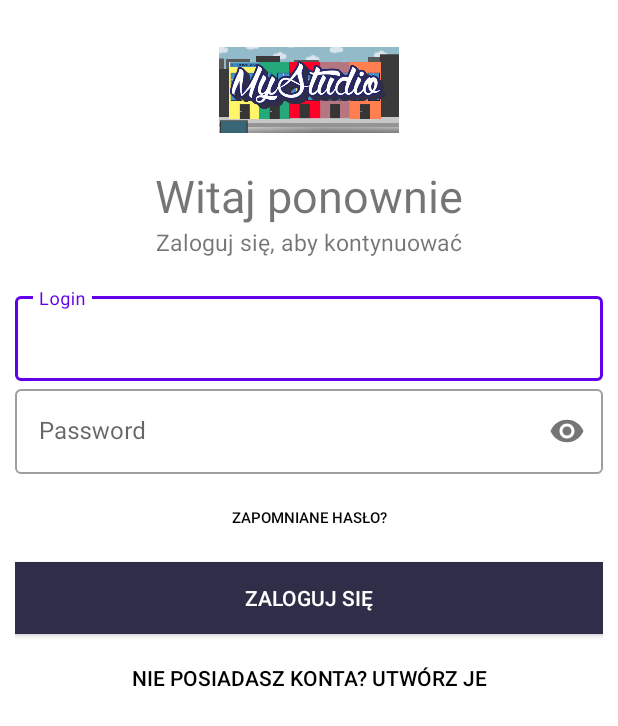
After one commit to KatarzynaKapusta/Studio-graficzne, an Android app: the activity_logowanie screen opened directly, with no data from a screen before it, on a phone screen of 412 x 824 dp. The commit adds this screen. Shown: the top 726 px of the screen. Run offline under Robolectric (Android 15) with nearby library versions, the phone set to English and light mode, and no system bars.

Commit message:
Dodanie ekranów logowania i rejestracji (bez połączenia z bazą)

```diff
--- /dev/null
+++ b/app/src/main/java/com/example/studiograficzne/activity_logowanie.java
@@ -0,0 +1,38 @@
+package com.example.studiograficzne;
+
+import androidx.appcompat.app.AppCompatActivity;
+
+import android.content.Intent;
+import android.os.Bundle;
+import android.view.View;
+import android.view.Window;
+import android.view.WindowManager;
+import android.widget.Button;
+
+import com.google.android.material.textfield.TextInputLayout;
+
+public class activity_logowanie extends AppCompatActivity {
+
+    private Button button_nie_masz_konta;
+    TextInputLayout login_logowanie,haslo_logowanie;
+
+    @Override
+    protected void onCreate(Bundle savedInstanceState) {
+        super.onCreate(savedInstanceState);
+        getWindow().setFlags(WindowManager.LayoutParams.FLAG_FULLSCREEN, WindowManager.LayoutParams.FLAG_FULLSCREEN);
+        setContentView(R.layout.activity_logowanie);
+
+        button_nie_masz_konta = (Button) findViewById(R.id.button_przejdz_do_rejestracji_z_logowania);
+        button_nie_masz_konta.setOnClickListener(new View.OnClickListener() {
+            @Override
+            public void onClick(View view) {
+                openActivityNieMaszKonta();
+            }
+        });
+    }
+
+    private void openActivityNieMaszKonta() {
+        Intent intent = new Intent(this, activity_rejestracja.class);
+        startActivity(intent);
+    }
+}
--- /dev/null
+++ b/app/src/main/res/layout/activity_logowanie.xml
@@ -0,0 +1,90 @@
+<?xml version="1.0" encoding="utf-8"?>
+<LinearLayout xmlns:android="http://schemas.android.com/apk/res/android"
+    xmlns:app="http://schemas.android.com/apk/res-auto"
+    xmlns:tools="http://schemas.android.com/tools"
+    android:layout_width="match_parent"
+    android:layout_height="match_parent"
+    tools:context=".activity_logowanie"
+    android:orientation="vertical"
+    android:gravity="center_horizontal"
+    android:background="#fff"
+    android:padding="10dp">
+
+    <ImageView
+        android:layout_width="120dp"
+        android:layout_height="100dp"
+        android:src="@drawable/rejestracja_logo"/>
+    <TextView
+        android:layout_width="wrap_content"
+        android:layout_height="wrap_content"
+        android:text="Witaj ponownie"
+        android:textSize="30sp"/>
+    <TextView
+        android:layout_width="wrap_content"
+        android:layout_height="wrap_content"
+        android:text="Zaloguj się, aby kontynuować"
+        android:textSize="15sp"/>
+
+    <LinearLayout
+        android:layout_width="match_parent"
+        android:layout_height="wrap_content"
+        android:orientation="vertical"
+        android:layout_marginTop="20dp">
+
+        <com.google.android.material.textfield.TextInputLayout
+            android:id="@+id/login_logowanie"
+            android:layout_width="match_parent"
+            android:layout_height="wrap_content"
+            android:hint="Login"
+            style="@style/Widget.MaterialComponents.TextInputLayout.OutlinedBox">
+
+            <com.google.android.material.textfield.TextInputEditText
+                android:layout_width="match_parent"
+                android:layout_height="wrap_content"
+                android:inputType="text"/>
+
+        </com.google.android.material.textfield.TextInputLayout>
+
+        <com.google.android.material.textfield.TextInputLayout
+            android:id="@+id/password"
+            android:layout_width="match_parent"
+            android:layout_height="wrap_content"
+            android:hint="Password"
+            app:passwordToggleEnabled="true"
+            style="@style/Widget.MaterialComponents.TextInputLayout.OutlinedBox">
+
+            <com.google.android.material.textfield.TextInputEditText
+                android:layout_width="match_parent"
+                android:layout_height="wrap_content"
+                android:inputType="textPassword"/>
+
+        </com.google.android.material.textfield.TextInputLayout>
+
+    </LinearLayout>
+    <androidx.appcompat.widget.AppCompatButton
+        android:layout_width="match_parent"
+        android:layout_height="wrap_content"
+        android:text="Zapomniane hasło?"
+        android:textSize="10dp"
+        android:background="#00000000"
+        android:textColor="#000"
+        android:layout_marginTop="5dp"/>
+
+    <androidx.appcompat.widget.AppCompatButton
+        android:layout_width="match_parent"
+        android:layout_height="wrap_content"
+        android:text="Zaloguj się"
+        android:background="#2e2e48"
+        android:textColor="#fff"
+        android:layout_marginTop="5dp"/>
+
+    <androidx.appcompat.widget.AppCompatButton
+        android:id="@+id/button_przejdz_do_rejestracji_z_logowania"
+        android:layout_width="match_parent"
+        android:layout_height="wrap_content"
+        android:text="Nie posiadasz konta? Utwórz je"
+        android:background="#00000000"
+        android:textColor="#000"
+        android:layout_marginTop="5dp"/>
+
+</LinearLayout>
--- a/app/src/main/res/values/themes.xml
+++ b/app/src/main/res/values/themes.xml
@@ -1,6 +1,6 @@
 <resources xmlns:tools="http://schemas.android.com/tools">
     <!-- Base application theme. -->
-    <style name="Theme.StudioGraficzne" parent="Theme.MaterialComponents.DayNight.DarkActionBar">
+    <style name="Theme.StudioGraficzne" parent="Theme.MaterialComponents.DayNight.NoActionBar">
         <!-- Primary brand color. -->
         <item name="colorPrimary">@color/purple_500</item>
         <item name="colorPrimaryVariant">@color/purple_700</item>
@@ -12,6 +12,7 @@
         <!-- Status bar color. -->
         <item name="android:statusBarColor" tools:targetApi="l">?attr/colorPrimaryVariant</item>
         <!-- Customize your theme here. -->
+        <item name="android:windowContentTransitions">true</item>
     </style>
     <style name="Theme.AppCompat.DayNight.NoActionBar.Fullscreen" parent="@style/Theme.AppCompat.DayNight.NoActionBar">
         <item name="android:windowNoTitle">true</item>
```
Also changed, not shown: app/src/main/AndroidManifest.xml (+9 -1 lines), app/src/main/java/com/example/studiograficzne/MainActivity.java (+15 -0 lines), app/src/main/java/com/example/studiograficzne/activity_rejestracja.java (added, +37 -0 lines), app/src/main/res/layout-land/activity_main.xml (+9 -3 lines), app/src/main/res/layout-land/activity_rejestracja.xml (added, +80 -0 lines), app/src/main/res/layout/activity_rejestracja.xml (added, +97 -0 lines), app/src/main/res/drawable/rejestracja_logo.png (added).
